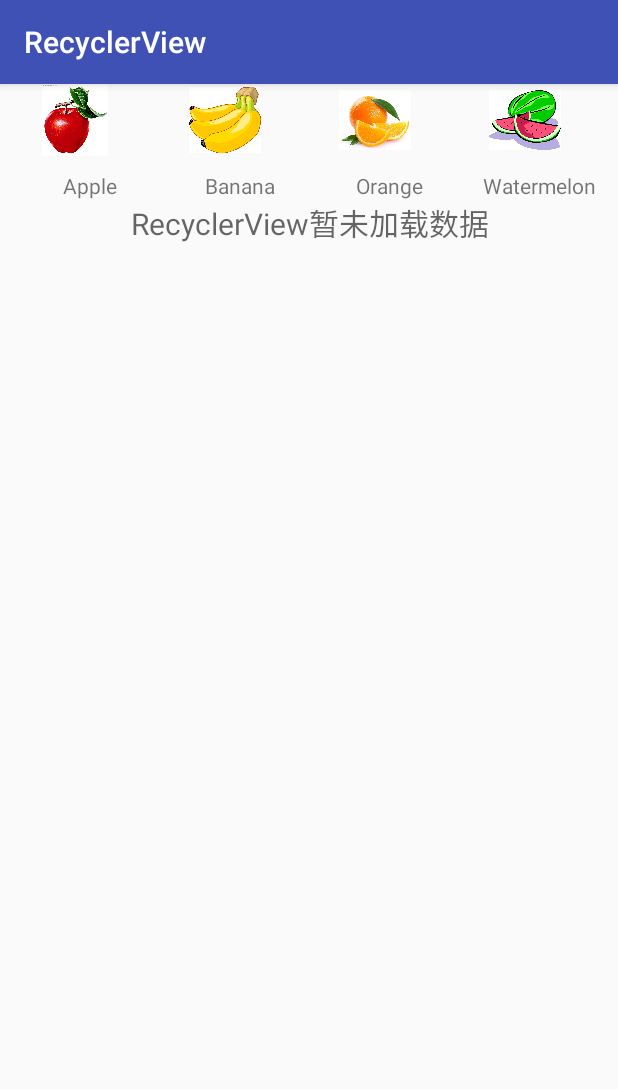
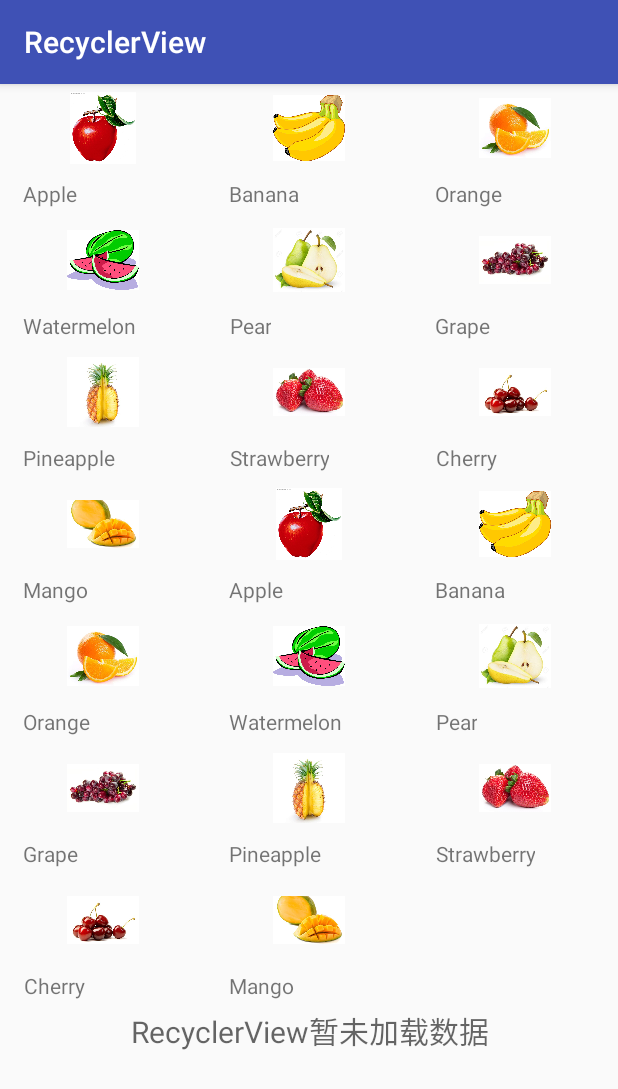
Before and after one commit to LinTeX9527/AndroidWorld, an Android app: the screen it shows after launch (MainActivity), on a phone screen of 412 x 824 dp. Shown: the top 1089 px of the screen. Run offline under Robolectric (Android 15) with nearby library versions, the phone set to English and light mode, and no system bars.

Commit message:
使用 StaggeredGridLayoutManager 实现瀑布流效果

```diff
--- a/recyclerview/src/main/java/com/lintex9527/androidworld/recyclerview/MainActivity.java
+++ b/recyclerview/src/main/java/com/lintex9527/androidworld/recyclerview/MainActivity.java
@@ -4,6 +4,7 @@ import android.support.v7.app.AppCompatActivity;
 import android.os.Bundle;
 import android.support.v7.widget.LinearLayoutManager;
 import android.support.v7.widget.RecyclerView;
+import android.support.v7.widget.StaggeredGridLayoutManager;
 
 import java.util.ArrayList;
 import java.util.List;
@@ -16,6 +17,10 @@ import java.util.List;
  * ListView 很难或者根本无法实现横向布局，但是 RecyclerView 却很轻松地实现，这是因为 RecyclerView 把
  * 子项的布局交给了 LayoutManager ，LayoutManager 中指定了一套可扩展的布局排列接口，子类只要按照接口的规范来实现，
  * 就能定制出各种不同排列方式的布局了。
+ *
+ * 除了LinearLayoutManager，RecyclerView 还提供了 GridLayoutManager 和 StaggeredGridLayoutManager 两种内置的布局排列方式。
+ * GridLayoutManager 网格布局
+ * StaggeredGridLayoutManager 瀑布流布局
  */
 public class MainActivity extends AppCompatActivity {
 
@@ -28,10 +33,14 @@ public class MainActivity extends AppCompatActivity {
 
         initFruits(); // 初始化水果数据
         RecyclerView recyclerView = (RecyclerView) findViewById(R.id.recycler_view);
-        LinearLayoutManager layoutManager = new LinearLayoutManager(this);
-//        为了实现瀑布流效果，线性布局设置为水平方向的，但是子布局是垂直方向的
-        layoutManager.setOrientation(LinearLayoutManager.HORIZONTAL);
+//        LinearLayoutManager layoutManager = new LinearLayoutManager(this);
+////        为了实现瀑布流效果，线性布局设置为水平方向的，但是子布局是垂直方向的
+//        layoutManager.setOrientation(LinearLayoutManager.HORIZONTAL);
+//        recyclerView.setLayoutManager(layoutManager);
+
+        StaggeredGridLayoutManager layoutManager = new StaggeredGridLayoutManager(3, StaggeredGridLayoutManager.VERTICAL);
         recyclerView.setLayoutManager(layoutManager);
+
         FruitAdapter adapter = new FruitAdapter(mFruitList);
         recyclerView.setAdapter(adapter);
     }
--- a/recyclerview/src/main/res/layout/fruit_item.xml
+++ b/recyclerview/src/main/res/layout/fruit_item.xml
@@ -1,7 +1,8 @@
 <?xml version="1.0" encoding="utf-8"?>
 <LinearLayout xmlns:android="http://schemas.android.com/apk/res/android"
     android:orientation="vertical"
-    android:layout_width="100dp"
+    android:layout_margin="5dp"
+    android:layout_width="match_parent"
     android:layout_height="wrap_content">
 
     <!--为了实现瀑布流效果，将这里的线性布局改成垂直方向的-->
@@ -19,7 +20,7 @@
         android:layout_width="wrap_content"
         android:layout_height="match_parent"
         android:layout_marginTop="10dp"
-        android:layout_gravity="center_horizontal"
+        android:layout_gravity="start"
         android:layout_marginStart="10dp"
         android:gravity="center_horizontal"
         />
```
